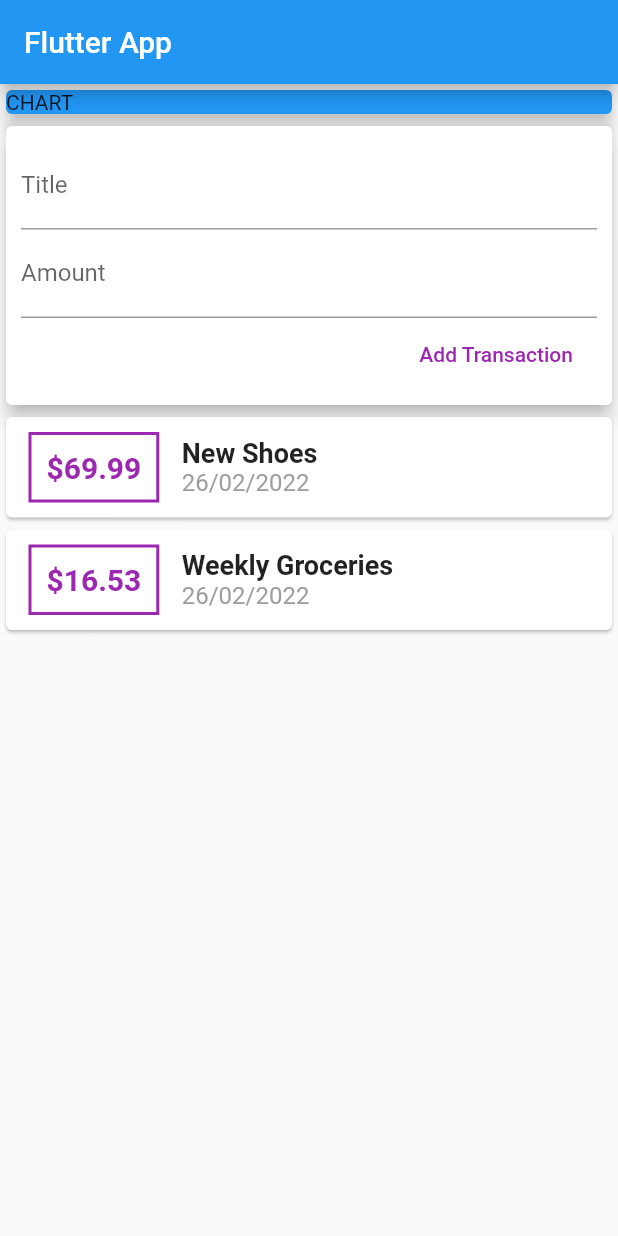
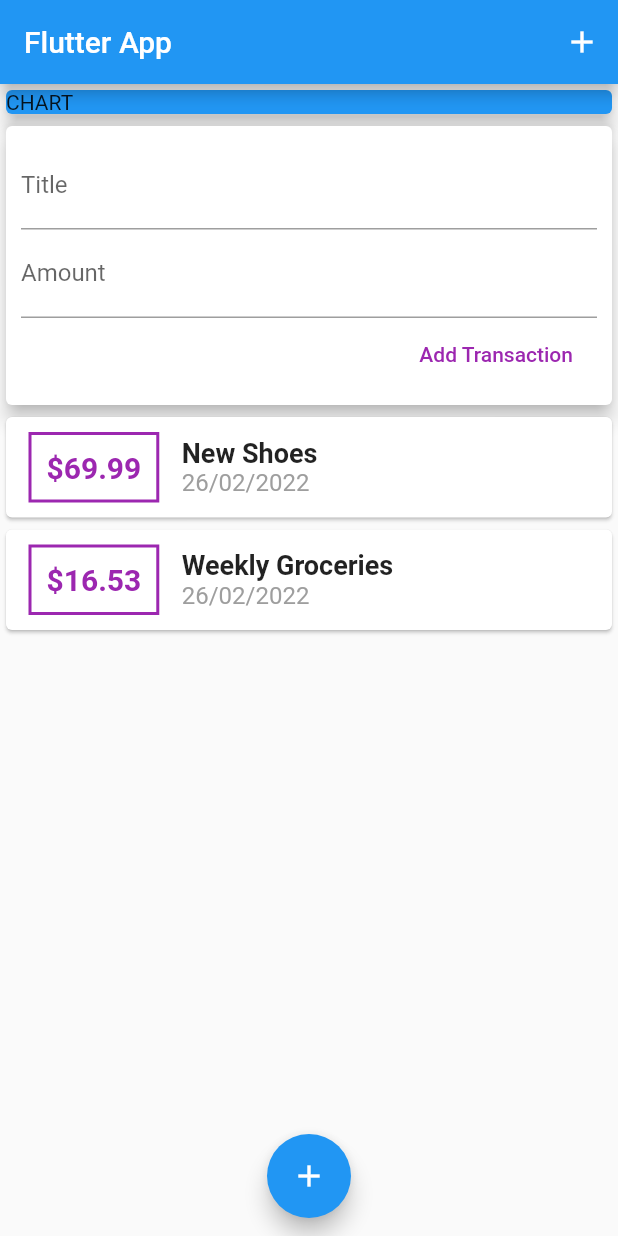
Before and after one commit to MrNasan/FlutterUdemt_ExpensePlanner, a Flutter app: the screen it shows after launch, on a phone screen of 412 x 824 dp. Run offline on Flutter 3.47's test engine with Material 2 defaults, Android fonts, the phone set to English and light mode, and no system bars.

Commit message:
Create add icon in appbar and add icon as a floatingActionButton in scaffold

```diff
--- a/lib/main.dart
+++ b/lib/main.dart
@@ -25,6 +25,7 @@ class MyHomePage extends StatelessWidget {
     return Scaffold(
       appBar: AppBar(
         title: Text('Flutter App'),
+        actions: <Widget>[IconButton(onPressed: () {}, icon: Icon(Icons.add))],
       ),
       body: SingleChildScrollView(
         child: Column(
@@ -42,6 +43,12 @@ class MyHomePage extends StatelessWidget {
               UserTransactions(),
             ]),
       ),
+      floatingActionButtonLocation:
+          FloatingActionButtonLocation.miniCenterFloat,
+      floatingActionButton: FloatingActionButton(
+        child: Icon(Icons.add),
+        onPressed: () {},
+      ),
     );
   }
 }
```
